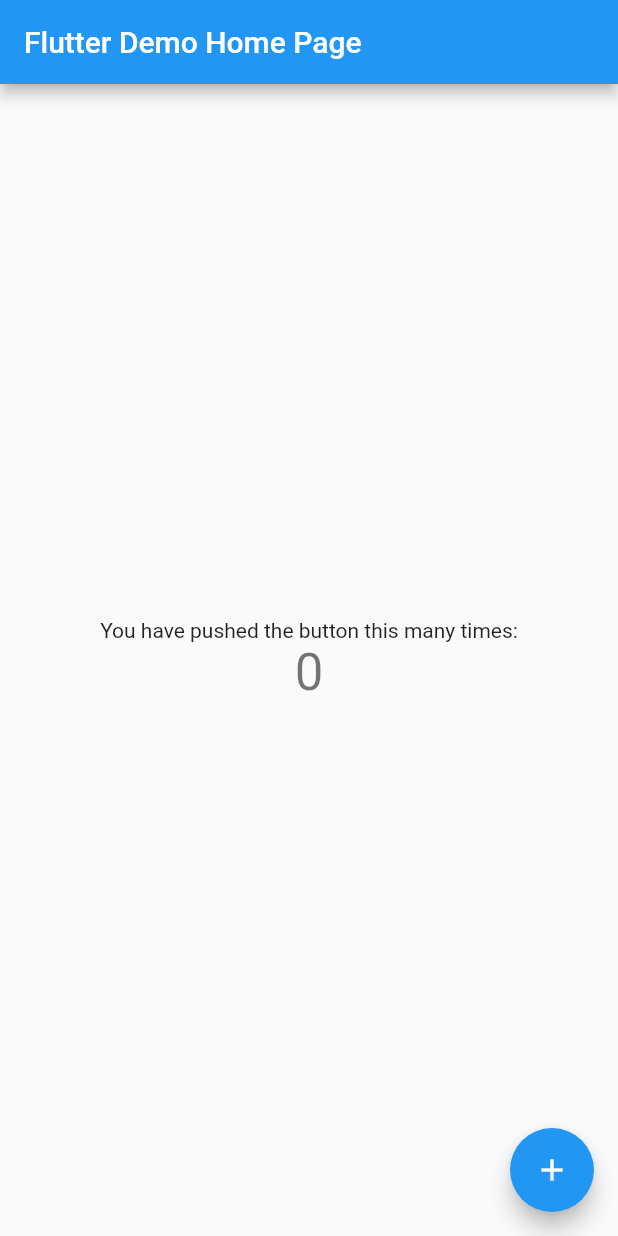
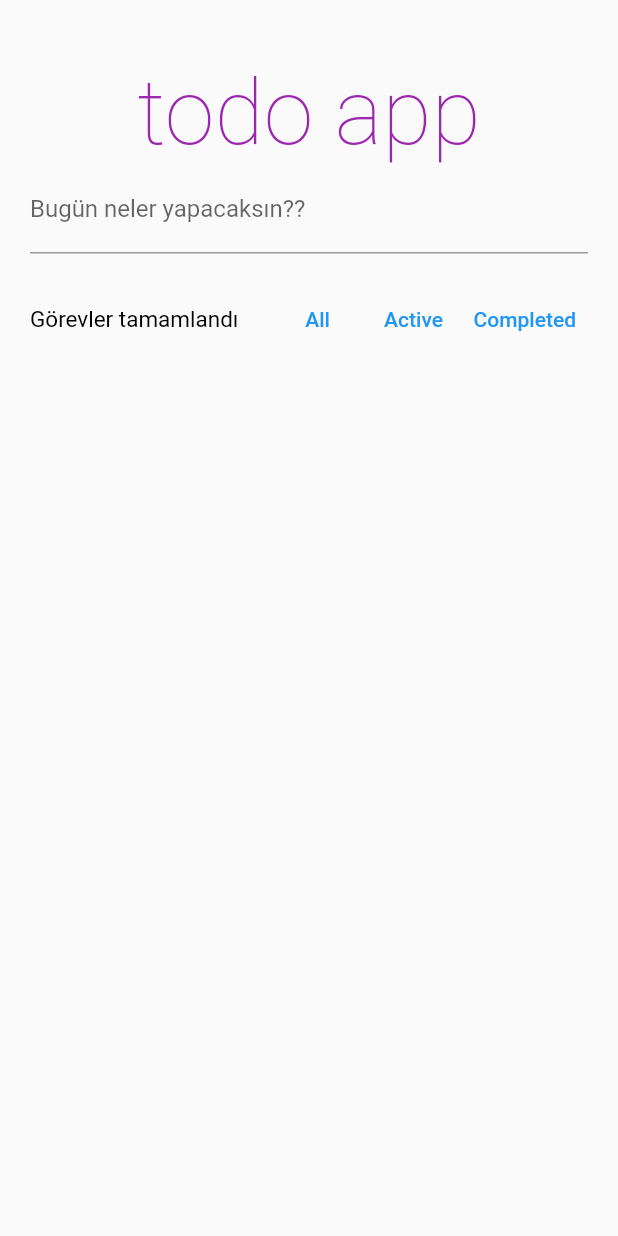
Before and after one commit to FurkanTanriover/todo_app, a Flutter app: the screen it shows after launch, on a phone screen of 412 x 824 dp. Run offline on Flutter 3.47's test engine with Material 2 defaults, Android fonts, the phone set to English and light mode, and no system bars; drawn by our look-alikes of auto_size_text; our stand-ins replace flutter_riverpod, riverpod.

Commit message:
project updated

```diff
--- a/todo_app/lib/main.dart
+++ b/todo_app/lib/main.dart
@@ -1,7 +1,8 @@
 import 'package:flutter/material.dart';
-
+import 'package:todo_app/views/todo_app.dart';
+import 'package:flutter_riverpod/flutter_riverpod.dart';
 void main() {
-  runApp(const MyApp());
+  runApp(const ProviderScope(child: MyApp()));
 }
 
 class MyApp extends StatelessWidget {
@@ -13,103 +14,9 @@ class MyApp extends StatelessWidget {
     return MaterialApp(
       title: 'Flutter Demo',
       theme: ThemeData(
-        // This is the theme of your application.
-        //
-        // Try running your application with "flutter run". You'll see the
-        // application has a blue toolbar. Then, without quitting the app, try
-        // changing the primarySwatch below to Colors.green and then invoke
-        // "hot reload" (press "r" in the console where you ran "flutter run",
-        // or simply save your changes to "hot reload" in a Flutter IDE).
-        // Notice that the counter didn't reset back to zero; the application
-        // is not restarted.
         primarySwatch: Colors.blue,
       ),
-      home: const MyHomePage(title: 'Flutter Demo Home Page'),
+      home: TodoAppScreen(),
     );
   }
 }
-
-class MyHomePage extends StatefulWidget {
-  const MyHomePage({Key? key, required this.title}) : super(key: key);
-
-  // This widget is the home page of your application. It is stateful, meaning
-  // that it has a State object (defined below) that contains fields that affect
-  // how it looks.
-
-  // This class is the configuration for the state. It holds the values (in this
-  // case the title) provided by the parent (in this case the App widget) and
-  // used by the build method of the State. Fields in a Widget subclass are
-  // always marked "final".
-
-  final String title;
-
-  @override
-  State<MyHomePage> createState() => _MyHomePageState();
-}
-
-class _MyHomePageState extends State<MyHomePage> {
-  int _counter = 0;
-
-  void _incrementCounter() {
-    setState(() {
-      // This call to setState tells the Flutter framework that something has
-      // changed in this State, which causes it to rerun the build method below
-      // so that the display can reflect the updated values. If we changed
-      // _counter without calling setState(), then the build method would not be
-      // called again, and so nothing would appear to happen.
-      _counter++;
-    });
-  }
-
-  @override
-  Widget build(BuildContext context) {
-    // This method is rerun every time setState is called, for instance as done
-    // by the _incrementCounter method above.
-    //
-    // The Flutter framework has been optimized to make rerunning build methods
-    // fast, so that you can just rebuild anything that needs updating rather
-    // than having to individually change instances of widgets.
-    return Scaffold(
-      appBar: AppBar(
-        // Here we take the value from the MyHomePage object that was created by
-        // the App.build method, and use it to set our appbar title.
-        title: Text(widget.title),
-      ),
-      body: Center(
-        // Center is a layout widget. It takes a single child and positions it
-        // in the middle of the parent.
-        child: Column(
-          // Column is also a layout widget. It takes a list of children and
-          // arranges them vertically. By default, it sizes itself to fit its
-          // children horizontally, and tries to be as tall as its parent.
-          //
-          // Invoke "debug painting" (press "p" in the console, choose the
-          // "Toggle Debug Paint" action from the Flutter Inspector in Android
-          // Studio, or the "Toggle Debug Paint" command in Visual Studio Code)
-          // to see the wireframe for each widget.
-          //
-          // Column has various properties to control how it sizes itself and
-          // how it positions its children. Here we use mainAxisAlignment to
-          // center the children vertically; the main axis here is the vertical
-          // axis because Columns are vertical (the cross axis would be
-          // horizontal).
-          mainAxisAlignment: MainAxisAlignment.center,
-          children: <Widget>[
-            const Text(
-              'You have pushed the button this many times:',
-            ),
-            Text(
-              '$_counter',
-              style: Theme.of(context).textTheme.headline4,
-            ),
-          ],
-        ),
-      ),
-      floatingActionButton: FloatingActionButton(
-        onPressed: _incrementCounter,
-        tooltip: 'Increment',
-        child: const Icon(Icons.add),
-      ), // This trailing comma makes auto-formatting nicer for build methods.
-    );
-  }
-}
--- /dev/null
+++ b/todo_app/lib/models/todo_model.dart
@@ -0,0 +1,8 @@
+class TodoModel {
+  final String id;
+  final String description;
+  final bool completed;
+
+  TodoModel(
+      {required this.id, required this.description, this.completed = false});
+}
--- /dev/null
+++ b/todo_app/lib/providers/all_providers.dart
@@ -0,0 +1,9 @@
+import 'package:riverpod/riverpod.dart';
+import 'package:todo_app/providers/todo_list_manager.dart';
+
+import '../models/todo_model.dart';
+
+final todoListProvider =
+    StateNotifierProvider<TodoListManager, List<TodoModel>>((ref) {
+  return TodoListManager([]);
+});
--- /dev/null
+++ b/todo_app/lib/providers/todo_list_manager.dart
@@ -0,0 +1,51 @@
+// ignore_for_file: curly_braces_in_flow_control_structures
+
+import 'package:riverpod/riverpod.dart';
+import 'package:todo_app/models/todo_model.dart';
+import 'package:uuid/uuid.dart';
+
+class TodoListManager extends StateNotifier<List<TodoModel>> {
+  TodoListManager(List<TodoModel> state) : super(state);
+
+  void addTodo(String description) {
+    var eklenecekTodo =
+        TodoModel(id: const Uuid().v4(), description: description);
+    state = [
+      ...state,
+      eklenecekTodo,
+    ]; //var olan liste elemanlarını buna koy sonra eklenecek todoyu lsite sonuna ekle
+  }
+
+  void toggle(String id) {
+    state = [
+      for (var todo in state)
+        if (todo.id == id)
+          TodoModel(
+            id: todo.id,
+            description: todo.description,
+            completed: !todo.completed,
+          )
+        else
+          todo,
+    ];
+  }
+
+  void edit({required String id, required String newDescription}) {
+    state = [];
+    for (var todo in state)
+      if (todo.id == id)
+        TodoModel(
+          id: todo.id,
+          description: newDescription,
+          completed: todo.completed,
+        );
+  }
+
+  void remove(TodoModel silinecekTodo) {
+    state = state.where((element) => element.id != silinecekTodo.id).toList();
+  }
+
+
+  //listede tamamlanmamış olan görevlerin sayısını döndürüyorum
+
+}
--- /dev/null
+++ b/todo_app/lib/views/todo_app.dart
@@ -0,0 +1,48 @@
+import 'package:flutter/material.dart';
+import 'package:todo_app/models/todo_model.dart';
+import 'package:todo_app/providers/all_providers.dart';
+import 'package:todo_app/views/widgets/title_widget.dart';
+import 'package:todo_app/views/widgets/todo_list_widget.dart';
+import 'package:todo_app/views/widgets/toolbar_widget.dart';
+import 'package:uuid/uuid.dart';
+import 'package:flutter_riverpod/flutter_riverpod.dart';
+
+class TodoAppScreen extends ConsumerWidget {
+  TodoAppScreen({Key? key}) : super(key: key);
+
+  final newTodoController = TextEditingController();
+
+  @override
+  Widget build(BuildContext context, WidgetRef ref) {
+    var allTodos = ref.watch(todoListProvider);
+    return Scaffold(
+      body: ListView(
+        padding: const EdgeInsets.symmetric(horizontal: 20, vertical: 40),
+        children: [
+          const TitleWidget(),
+          TextField(
+            controller: newTodoController,
+            autofocus: false,
+            decoration:
+                const InputDecoration(labelText: "Bugün neler yapacaksın??"),
+            onSubmitted: (newTodo) {
+              debugPrint("şunu ekle $newTodo");
+              ref
+                  .read(todoListProvider.notifier)
+                  .addTodo(newTodoController.text);
+            },
+          ),
+          const SizedBox(height: 20),
+          const ToolBarWidget(),
+          for (int i = 0; i < allTodos.length; i++)
+            Dismissible(
+                key: ValueKey(allTodos[i].id),
+                onDismissed: (_) {
+                  ref.read(todoListProvider.notifier).remove(allTodos[i]);
+                },
+                child: TodoList(item: allTodos[i])),
+        ],
+      ),
+    );
+  }
+}
--- /dev/null
+++ b/todo_app/lib/views/widgets/title_widget.dart
@@ -0,0 +1,15 @@
+import 'package:flutter/material.dart';
+
+class TitleWidget extends StatelessWidget {
+  const TitleWidget({Key? key}) : super(key: key);
+
+  @override
+  Widget build(BuildContext context) {
+    return const Text(
+      "todo app",
+      textAlign: TextAlign.center,
+      style: TextStyle(
+          color: Colors.purple, fontSize: 60, fontWeight: FontWeight.w200),
+    );
+  }
+}
--- /dev/null
+++ b/todo_app/lib/views/widgets/toolbar_widget.dart
@@ -0,0 +1,47 @@
+import 'package:auto_size_text/auto_size_text.dart';
+import 'package:flutter/material.dart';
+import 'package:flutter_riverpod/flutter_riverpod.dart';
+import 'package:todo_app/providers/all_providers.dart';
+
+class ToolBarWidget extends ConsumerWidget {
+  const ToolBarWidget({Key? key}) : super(key: key);
+
+  @override
+  Widget build(BuildContext context, WidgetRef ref) {
+    //yapılmamış olan görevlerimizin sayısını tuttuğumuz değişken
+    int onCompletedTodoCount = ref
+        .watch(todoListProvider)
+        .where((element) => !element.completed)
+        .length;
+
+    return Row(
+      mainAxisAlignment: MainAxisAlignment.spaceBetween,
+      children: [
+        Expanded(
+          child: AutoSizeText(
+            onCompletedTodoCount == 0
+                ? "Görevler tamamlandı"
+                : "Tamamlanmayan  :  " + onCompletedTodoCount.toString(),
+            style: const TextStyle(
+                color: Colors.black,
+                fontSize: 15,
+                fontWeight: FontWeight.normal),
+            maxLines: 1,
+          ),
+        ),
+        Tooltip(
+          child: TextButton(onPressed: () {}, child: const Text("All")),
+          message: "All todos",
+        ),
+        Tooltip(
+          child: TextButton(onPressed: () {}, child: const Text("Active")),
+          message: "Uncompleted",
+        ),
+        Tooltip(
+          child: TextButton(onPressed: () {}, child: const Text("Completed")),
+          message: "Completed",
+        )
+      ],
+    );
+  }
+}
--- a/todo_app/pubspec.yaml
+++ b/todo_app/pubspec.yaml
@@ -34,6 +34,10 @@ dependencies:
   # The following adds the Cupertino Icons font to your application.
   # Use with the CupertinoIcons class for iOS style icons.
   cupertino_icons: ^1.0.2
+  uuid: ^3.0.6
+  riverpod: ^1.0.3
+  flutter_riverpod: ^1.0.3
+  auto_size_text: ^3.0.0
 
 dev_dependencies:
   flutter_test:
```
Also changed, not shown: todo_app/lib/views/widgets/todo_list_widget.dart (added, +22 -0 lines), todo_app/pubspec.lock.
